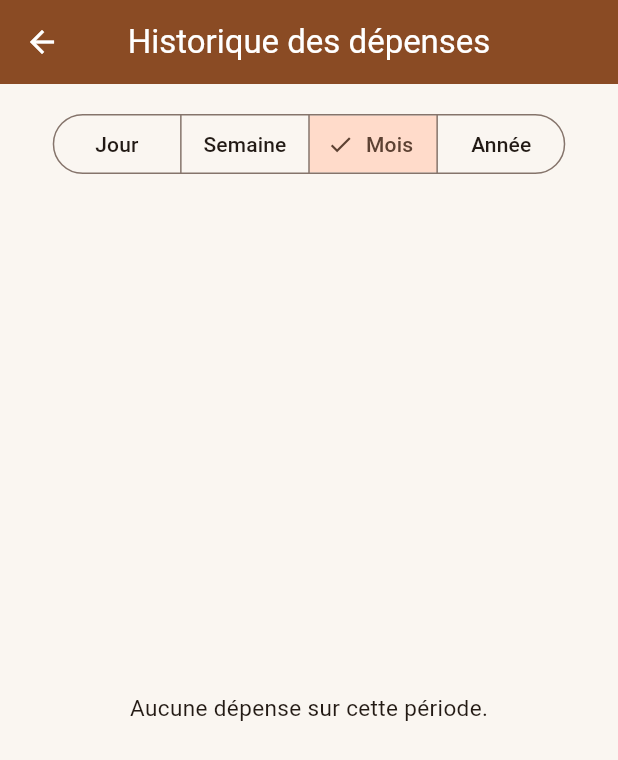
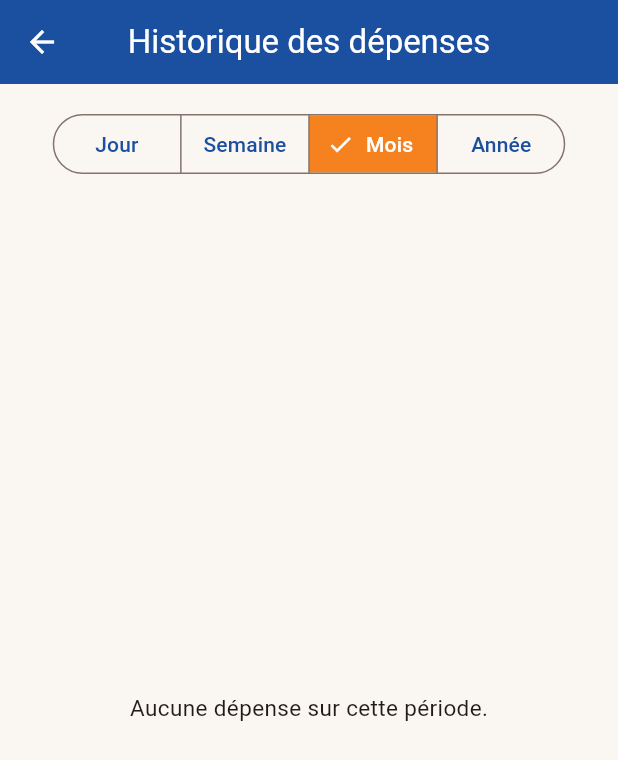
Before and after one commit to ouattaradanou-debug/forevercare-ai, a Flutter app: the EcranEnregistrerDepense screen opened by its route, after a tap on "Enregistrer", after a tap on "Historique des dépenses", on a phone screen of 412 x 824 dp. Shown: the top 760 px of the screen. Run offline on Flutter 3.47's test engine with Material 3 defaults, Android fonts, the phone set to English and light mode, and no system bars; our stand-ins replace audioplayers, connectivity_plus, drift, flutter_image_compress, flutter_local_notifications, flutter_riverpod and 12 more; missing offline and left inert: record; accounts and stored records are empty; generated files the repository leaves out were written again.

Commit message:
style(atelier_plus): couleurs SEDA Tech (bleu/orange) sur les écrans dépenses
AppBar, bouton Enregistrer, bouton Historique, icônes micro,
sélecteur de période, en-tête de tableau et total reprennent le bleu
(#1B4FA0) et l'orange (#F5821F) du logo fourni.

```diff
--- a/atelier_plus/lib/features/finances/presentation/ecran_enregistrer_depense.dart
+++ b/atelier_plus/lib/features/finances/presentation/ecran_enregistrer_depense.dart
@@ -7,6 +7,10 @@ import '../../../core/router/app_router.dart';
 import '../../../core/utils/formatters.dart';
 import '../../auth/providers/auth_providers.dart';
 import '../providers/finances_providers.dart';
+
+/// Bleu/orange du logo SEDA Tech, repris pour les écrans de dépenses.
+const Color _bleuSeda = Color(0xFF1B4FA0);
+const Color _orangeSeda = Color(0xFFF5821F);
 
 /// Enregistre une dépense de l'atelier (loyer, fournitures, etc.), prise en
 /// compte dans l'écran "Suivi des finances".
@@ -127,7 +131,11 @@ class _EcranEnregistrerDepenseState extends ConsumerState<EcranEnregistrerDepens
   @override
   Widget build(BuildContext context) {
     return Scaffold(
-      appBar: AppBar(title: const Text('Enregistrer une dépense')),
+      appBar: AppBar(
+        title: const Text('Enregistrer une dépense'),
+        backgroundColor: _bleuSeda,
+        foregroundColor: Colors.white,
+      ),
       body: SafeArea(
         child: SingleChildScrollView(
           padding: const EdgeInsets.all(24),
@@ -141,7 +149,7 @@ class _EcranEnregistrerDepenseState extends ConsumerState<EcranEnregistrerDepens
                   labelText: 'Montant (FCFA)',
                   prefixIcon: IconButton(
                     icon: Icon(_champEnDictee == 'montant' ? Icons.mic : Icons.mic_none),
-                    color: _champEnDictee == 'montant' ? Colors.red : null,
+                    color: _champEnDictee == 'montant' ? Colors.red : _bleuSeda,
                     onPressed: () =>
                         _basculerDictee('montant', _montantCtrl, chiffresSeulement: true),
                   ),
@@ -155,7 +163,7 @@ class _EcranEnregistrerDepenseState extends ConsumerState<EcranEnregistrerDepens
                   labelText: 'Description (optionnel)',
                   prefixIcon: IconButton(
                     icon: Icon(_champEnDictee == 'description' ? Icons.mic : Icons.mic_none),
-                    color: _champEnDictee == 'description' ? Colors.red : null,
+                    color: _champEnDictee == 'description' ? Colors.red : _bleuSeda,
                     onPressed: () => _basculerDictee('description', _descriptionCtrl),
                   ),
                 ),
@@ -163,7 +171,7 @@ class _EcranEnregistrerDepenseState extends ConsumerState<EcranEnregistrerDepens
               const SizedBox(height: 16),
               ListTile(
                 contentPadding: EdgeInsets.zero,
-                leading: const Icon(Icons.calendar_today_outlined),
+                leading: const Icon(Icons.calendar_today_outlined, color: _bleuSeda),
                 title: const Text('Date'),
                 subtitle: Text(Formatters.dateLongue(_date)),
                 onTap: _choisirDate,
@@ -175,6 +183,10 @@ class _EcranEnregistrerDepenseState extends ConsumerState<EcranEnregistrerDepens
               const SizedBox(height: 24),
               ElevatedButton(
                 onPressed: _chargement ? null : _enregistrer,
+                style: ElevatedButton.styleFrom(
+                  backgroundColor: _orangeSeda,
+                  foregroundColor: Colors.white,
+                ),
                 child: _chargement
                     ? const SizedBox(
                         width: 22,
@@ -186,6 +198,10 @@ class _EcranEnregistrerDepenseState extends ConsumerState<EcranEnregistrerDepens
               const SizedBox(height: 12),
               OutlinedButton(
                 onPressed: () => context.push(AppRoutes.historiqueDepenses),
+                style: OutlinedButton.styleFrom(
+                  foregroundColor: _bleuSeda,
+                  side: const BorderSide(color: _bleuSeda),
+                ),
                 child: const Text('Historique des dépenses'),
               ),
             ],
--- a/atelier_plus/lib/features/finances/presentation/ecran_historique_depenses.dart
+++ b/atelier_plus/lib/features/finances/presentation/ecran_historique_depenses.dart
@@ -6,6 +6,10 @@ import '../../../data/models/depense.dart';
 import '../../auth/providers/auth_providers.dart';
 import '../data/recapitulatif_finances.dart';
 import '../providers/finances_providers.dart';
+
+/// Bleu/orange du logo SEDA Tech, repris pour les écrans de dépenses.
+const Color _bleuSeda = Color(0xFF1B4FA0);
+const Color _orangeSeda = Color(0xFFF5821F);
 
 enum _Periode { jour, semaine, mois, annee }
 
@@ -55,13 +59,22 @@ class _EcranHistoriqueDepensesState extends ConsumerState<EcranHistoriqueDepense
     final (debut, finExclusive) = _bornesPeriode(_periode);
 
     return Scaffold(
-      appBar: AppBar(title: const Text('Historique des dépenses')),
+      appBar: AppBar(
+        title: const Text('Historique des dépenses'),
+        backgroundColor: _bleuSeda,
+        foregroundColor: Colors.white,
+      ),
       body: SafeArea(
         child: Column(
           children: [
             Padding(
               padding: const EdgeInsets.fromLTRB(16, 16, 16, 0),
               child: SegmentedButton<_Periode>(
+                style: SegmentedButton.styleFrom(
+                  selectedBackgroundColor: _orangeSeda,
+                  selectedForegroundColor: Colors.white,
+                  foregroundColor: _bleuSeda,
+                ),
                 segments: const [
                   ButtonSegment(value: _Periode.jour, label: Text('Jour')),
                   ButtonSegment(value: _Periode.semaine, label: Text('Semaine')),
@@ -110,11 +123,16 @@ class _EcranHistoriqueDepensesState extends ConsumerState<EcranHistoriqueDepense
                               2: FlexColumnWidth(0.9),
                             },
                             children: [
-                              const TableRow(children: [
-                                _Cellule('Date', entete: true),
-                                _Cellule('Motif', entete: true, centre: true),
-                                _Cellule('Montant', entete: true, alignDroite: true),
-                              ]),
+                              TableRow(
+                                decoration: const BoxDecoration(
+                                  border: Border(bottom: BorderSide(color: _orangeSeda, width: 2)),
+                                ),
+                                children: const [
+                                  _Cellule('Date', entete: true),
+                                  _Cellule('Motif', entete: true, centre: true),
+                                  _Cellule('Montant', entete: true, alignDroite: true),
+                                ],
+                              ),
                               for (final depense in filtrees) _ligne(depense),
                             ],
                           ),
@@ -123,16 +141,19 @@ class _EcranHistoriqueDepensesState extends ConsumerState<EcranHistoriqueDepense
                         Container(
                           padding: const EdgeInsets.symmetric(horizontal: 16, vertical: 14),
                           decoration: BoxDecoration(
-                            color: const Color(0xFFEDEAE4),
+                            color: _bleuSeda,
                             borderRadius: BorderRadius.circular(12),
                           ),
                           child: Row(
                             mainAxisAlignment: MainAxisAlignment.spaceBetween,
                             children: [
-                              const Text('Total'),
+                              const Text('Total', style: TextStyle(color: Colors.white)),
                               Text(
                                 Formatters.montant(total),
-                                style: const TextStyle(fontWeight: FontWeight.bold),
+                                style: const TextStyle(
+                                  fontWeight: FontWeight.bold,
+                                  color: _orangeSeda,
+                                ),
                               ),
                             ],
                           ),
@@ -192,7 +213,7 @@ class _Cellule extends StatelessWidget {
         overflow: tronquer ? TextOverflow.ellipsis : TextOverflow.visible,
         style: TextStyle(
           fontWeight: entete ? FontWeight.bold : FontWeight.normal,
-          color: const Color(0xFF231A14),
+          color: entete ? _bleuSeda : const Color(0xFF231A14),
           fontSize: 13,
         ),
       ),
```
